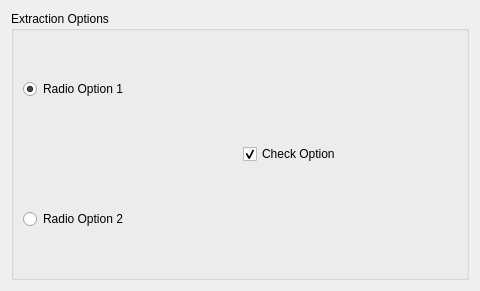
The window that experimental/plugins/zipplugin/zipconfig.ui (f0x/aku) describes before a commit, drawn with Qt 5.
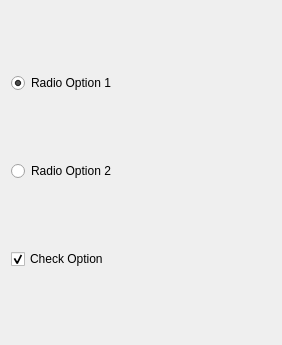
The same window after the commit.

Commit message: no need to specify

What changed in the file:
```diff
--- a/experimental/plugins/zipplugin/zipconfig.ui
+++ b/experimental/plugins/zipplugin/zipconfig.ui
@@ -5,8 +5,8 @@
    <rect>
     <x>0</x>
     <y>0</y>
-    <width>480</width>
-    <height>291</height>
+    <width>282</width>
+    <height>345</height>
    </rect>
   </property>
   <property name="windowTitle" >
@@ -14,12 +14,6 @@
   </property>
   <layout class="QVBoxLayout" name="verticalLayout" >
    <item>
-    <widget class="QGroupBox" name="groupBox_2" >
-     <property name="title" >
-      <string>Extraction Options</string>
-     </property>
-     <layout class="QGridLayout" name="gridLayout" >
-      <item row="0" column="0" >
        <widget class="QRadioButton" name="deflate" >
         <property name="text" >
          <string>Radio Option 1</string>
@@ -29,7 +23,14 @@
         </property>
        </widget>
       </item>
-      <item row="1" column="1" >
+   <item>
+    <widget class="QRadioButton" name="noCompression" >
+     <property name="text" >
+      <string>Radio Option 2</string>
+     </property>
+    </widget>
+   </item>
+   <item>
        <widget class="QCheckBox" name="recurseDirs" >
         <property name="text" >
          <string>Check Option</string>
@@ -40,16 +41,6 @@
         <property name="tristate" >
          <bool>false</bool>
         </property>
-       </widget>
-      </item>
-      <item row="2" column="0" >
-       <widget class="QRadioButton" name="noCompression" >
-        <property name="text" >
-         <string>Radio Option 2</string>
-        </property>
-       </widget>
-      </item>
-     </layout>
     </widget>
    </item>
   </layout>
```
Lines whose indentation alone changed are shown as unchanged.
